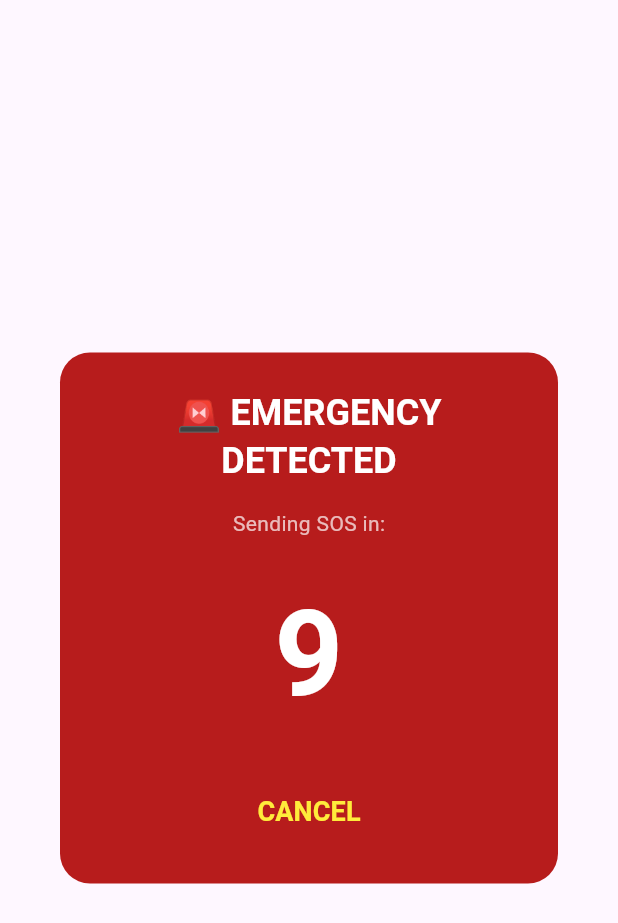
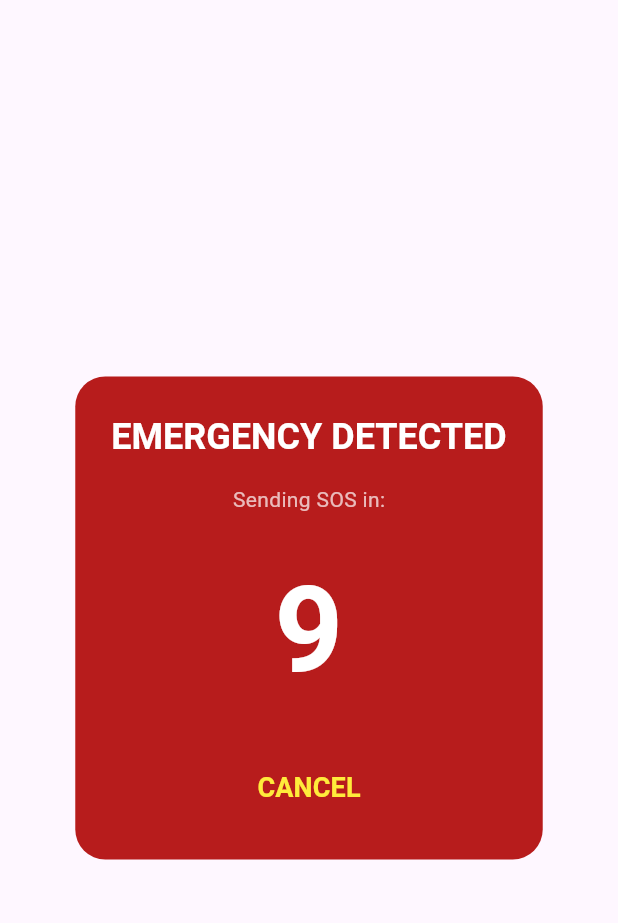
Before and after one commit to gwrvranasinghe/SafeHer-App, a Flutter app: the SOSCountdownDialog widget shown alone on an empty page, opened directly with empty values, on a phone screen of 412 x 824 dp. Shown: the top 923 px of the screen. Run offline on Flutter 3.47's test engine with Material 3 defaults, Android fonts, the phone set to English and light mode, and no system bars; our stand-ins replace google_maps_flutter, speech_to_text.

Commit message:
refactor: move countdown UI to widgets folder and cleanup alert logic

```diff
--- a/Safe_Her/lib/main.dart
+++ b/Safe_Her/lib/main.dart
@@ -2,13 +2,11 @@ import 'package:flutter/material.dart';
 import 'pages/home_page.dart';
 import 'services/speech_service.dart';
 
-// 1. Create a GlobalKey to allow dialogs from anywhere
 final GlobalKey<NavigatorState> navigatorKey = GlobalKey<NavigatorState>();
 
 void main() async {
   WidgetsFlutterBinding.ensureInitialized();
 
-  // 2. Initialize Speech Service
   final speechService = SpeechService();
   await speechService.startListening();
 
@@ -21,7 +19,6 @@ class SafeHerApp extends StatelessWidget {
   @override
   Widget build(BuildContext context) {
     return MaterialApp(
-      // 3. Register the navigatorKey here
       navigatorKey: navigatorKey,
       debugShowCheckedModeBanner: false,
       title: 'SafeHer',
--- a/Safe_Her/lib/services/speech_service.dart
+++ b/Safe_Her/lib/services/speech_service.dart
@@ -2,6 +2,7 @@ import 'package:flutter/material.dart';
 import 'package:speech_to_text/speech_to_text.dart';
 import '../main.dart';
 import 'sos_service.dart';
+import '../widgets/sos_countdown_dialog.dart';
 import 'dart:async';
 
 class SpeechService {
@@ -54,7 +55,6 @@ class SpeechService {
     );
   }
 
-  // countdown dialog function
   void _showCountdownDialog() {
     final context = navigatorKey.currentContext;
     if (context == null) return;
@@ -86,91 +86,3 @@ class SpeechService {
     });
   }
 }
-
-class SOSCountdownDialog extends StatefulWidget {
-  final VoidCallback onConfirm;
-  final VoidCallback onCancel;
-
-  const SOSCountdownDialog({
-    super.key,
-    required this.onConfirm,
-    required this.onCancel,
-  });
-
-  @override
-  State<SOSCountdownDialog> createState() => _SOSCountdownDialogState();
-}
-
-class _SOSCountdownDialogState extends State<SOSCountdownDialog> {
-  int _secondsLeft = 10;
-  Timer? _timer;
-
-  @override
-  void initState() {
-    super.initState();
-    _timer = Timer.periodic(const Duration(seconds: 1), (timer) {
-      if (_secondsLeft > 1) {
-        setState(() => _secondsLeft--);
-      } else {
-        timer.cancel();
-        Navigator.pop(context);
-        widget.onConfirm();
-      }
-    });
-  }
-
-  @override
-  void dispose() {
-    _timer?.cancel();
-    super.dispose();
-  }
-
-  @override
-  Widget build(BuildContext context) {
-    return AlertDialog(
-      backgroundColor: Colors.red.shade900,
-      shape: RoundedRectangleBorder(borderRadius: BorderRadius.circular(20)),
-      title: const Text(
-        "🚨 EMERGENCY DETECTED",
-        textAlign: TextAlign.center,
-        style: TextStyle(color: Colors.white, fontWeight: FontWeight.bold),
-      ),
-      content: Column(
-        mainAxisSize: MainAxisSize.min,
-        children: [
-          const Text(
-            "Sending SOS in:",
-            style: TextStyle(color: Colors.white70),
-          ),
-          const SizedBox(height: 20),
-          Text(
-            "$_secondsLeft",
-            style: const TextStyle(
-              fontSize: 80,
-              color: Colors.white,
-              fontWeight: FontWeight.bold,
-            ),
-          ),
-        ],
-      ),
-      actions: [
-        Center(
-          child: TextButton(
-            onPressed: () {
-              Navigator.pop(context);
-              widget.onCancel();
-            },
-            child: const Text(
-              "CANCEL",
-              style: TextStyle(
-                color: Colors.yellow,
-                fontSize: 18,
-                fontWeight: FontWeight.bold,
-              ),
-            ),
-          ),
-        ),
-      ],
-    );
-  }
-}
--- /dev/null
+++ b/Safe_Her/lib/widgets/sos_countdown_dialog.dart
@@ -0,0 +1,90 @@
+import 'dart:async';
+import 'package:flutter/material.dart';
+
+class SOSCountdownDialog extends StatefulWidget {
+  final VoidCallback onConfirm;
+  final VoidCallback onCancel;
+
+  const SOSCountdownDialog({
+    super.key,
+    required this.onConfirm,
+    required this.onCancel,
+  });
+
+  @override
+  State<SOSCountdownDialog> createState() => _SOSCountdownDialogState();
+}
+
+class _SOSCountdownDialogState extends State<SOSCountdownDialog> {
+  int _secondsLeft = 10;
+  Timer? _timer;
+
+  @override
+  void initState() {
+    super.initState();
+    _timer = Timer.periodic(const Duration(seconds: 1), (timer) {
+      if (_secondsLeft > 1) {
+        setState(() => _secondsLeft--);
+      } else {
+        timer.cancel();
+        Navigator.pop(context);
+        widget.onConfirm();
+      }
+    });
+  }
+
+  @override
+  void dispose() {
+    _timer?.cancel();
+    super.dispose();
+  }
+
+  @override
+  Widget build(BuildContext context) {
+    return AlertDialog(
+      backgroundColor: Colors.red.shade900,
+      shape: RoundedRectangleBorder(borderRadius: BorderRadius.circular(20)),
+      title: const Text(
+        "EMERGENCY DETECTED",
+        textAlign: TextAlign.center,
+        style: TextStyle(color: Colors.white, fontWeight: FontWeight.bold),
+      ),
+      content: Column(
+        mainAxisSize: MainAxisSize.min,
+        children: [
+          const Text(
+            "Sending SOS in:",
+            style: TextStyle(color: Colors.white70),
+          ),
+          const SizedBox(height: 20),
+          Text(
+            "$_secondsLeft",
+            style: const TextStyle(
+              fontSize: 80,
+              color: Colors.white,
+              fontWeight: FontWeight.bold,
+            ),
+          ),
+        ],
+      ),
+      actions: [
+        Center(
+          child: TextButton(
+            onPressed: () {
+              Navigator.pop(context);
+              widget.onCancel();
+            },
+            child: const Text(
+              "CANCEL",
+              style: TextStyle(
+                color: Colors.yellow,
+                fontSize: 18,
+                fontWeight: FontWeight.bold,
+              ),
+            ),
+          ),
+        ),
+      ],
+    );
+  }
+}
```
Also changed, not shown: Safe_Her/lib/services/alert_service.dart (deleted, +0 -78 lines).
